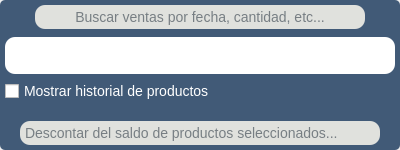
Before: the Qt Designer form ui/debts_balanceProductsList.ui in Bruno-Heit/programa-forrajeria, drawn with Qt 5.
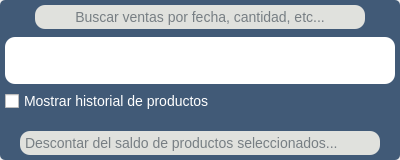
After: the same form once the commit is applied.

Commit message: ADDED button to delete registers in ProductsBalanceDialog

The edit to the form file:
```diff
--- a/ui/debts_balanceProductsList.ui
+++ b/ui/debts_balanceProductsList.ui
@@ -7,7 +7,7 @@
     <x>0</x>
     <y>0</y>
     <width>400</width>
-    <height>150</height>
+    <height>160</height>
    </rect>
   </property>
   <property name="sizePolicy">
@@ -19,7 +19,7 @@
   <property name="minimumSize">
    <size>
     <width>400</width>
-    <height>100</height>
+    <height>160</height>
    </size>
   </property>
   <property name="maximumSize">
@@ -65,6 +65,25 @@
 }
 
 
+/* pushbutton */
+QPushButton {
+	color: #fff;
+	background-color: #415a77;
+	border: None;
+	border-radius: 4px;
+}
+QPushButton:hover,
+QPushButton:pressed {
+	background-color: #faa;
+}
+QPushButton:pressed {
+	border: 1px inset #778da9;
+}
+QPushButton:disabled {
+	color: #999;
+}
+
+
 /* tableview y headers */
 QTableView {
 	color: #0d1b2a;
@@ -174,7 +193,7 @@
 	min-width: 15px;
 }</string>
   </property>
-  <layout class="QVBoxLayout" name="verticalLayout" stretch="0">
+  <layout class="QHBoxLayout" name="horizontalLayout_4" stretch="0">
    <property name="spacing">
     <number>0</number>
    </property>
@@ -192,6 +211,12 @@
    </property>
    <item>
     <widget class="QWidget" name="central_widget" native="true">
+     <property name="minimumSize">
+      <size>
+       <width>0</width>
+       <height>160</height>
+      </size>
+     </property>
      <layout class="QVBoxLayout" name="verticalLayout_2" stretch="0,0,0">
       <property name="spacing">
        <number>8</number>
@@ -268,6 +293,12 @@
       </item>
       <item>
        <widget class="QWidget" name="body" native="true">
+        <property name="minimumSize">
+         <size>
+          <width>0</width>
+          <height>86</height>
+         </size>
+        </property>
         <layout class="QVBoxLayout" name="verticalLayout_3">
          <property name="spacing">
           <number>5</number>
@@ -334,9 +365,9 @@
           </widget>
          </item>
          <item>
-          <widget class="QCheckBox" name="checkbox_show_all_products">
+          <widget class="QWidget" name="lower_body" native="true">
            <property name="sizePolicy">
-            <sizepolicy hsizetype="Minimum" vsizetype="Fixed">
+            <sizepolicy hsizetype="Preferred" vsizetype="Fixed">
              <horstretch>0</horstretch>
              <verstretch>0</verstretch>
             </sizepolicy>
@@ -353,18 +384,97 @@
              <height>24</height>
             </size>
            </property>
-           <property name="toolTip">
-            <string notr="true">&lt;html&gt;&lt;head/&gt;&lt;body&gt;&lt;p&gt;Muestra &lt;span style=&quot; font-weight:700;&quot;&gt;todos los productos&lt;/span&gt; que el cliente haya tenido en su cuenta corriente.&lt;/p&gt;&lt;p&gt;&lt;br/&gt;Ésto es útil para, por ejemplo, realizar correcciones sobre cambios hechos en detalles de algún producto que no se debieron haber realizado, como eliminar una deuda incorrecta o ingresar mal una fecha.&lt;/p&gt;&lt;/body&gt;&lt;/html&gt;</string>
-           </property>
-           <property name="text">
-            <string>Mostrar historial de productos</string>
-           </property>
-           <property name="iconSize">
-            <size>
-             <width>24</width>
-             <height>24</height>
-            </size>
-           </property>
+           <layout class="QHBoxLayout" name="horizontalLayout_3" stretch="0,0">
+            <property name="spacing">
+             <number>4</number>
+            </property>
+            <property name="leftMargin">
+             <number>0</number>
+            </property>
+            <property name="topMargin">
+             <number>0</number>
+            </property>
+            <property name="rightMargin">
+             <number>0</number>
+            </property>
+            <property name="bottomMargin">
+             <number>0</number>
+            </property>
+            <item>
+             <widget class="QCheckBox" name="checkbox_show_all_products">
+              <property name="sizePolicy">
+               <sizepolicy hsizetype="Minimum" vsizetype="Fixed">
+                <horstretch>0</horstretch>
+                <verstretch>0</verstretch>
+               </sizepolicy>
+              </property>
+              <property name="minimumSize">
+               <size>
+                <width>0</width>
+                <height>24</height>
+               </size>
+              </property>
+              <property name="maximumSize">
+               <size>
+                <width>16777215</width>
+                <height>24</height>
+               </size>
+              </property>
+              <property name="toolTip">
+               <string notr="true">&lt;html&gt;&lt;head/&gt;&lt;body&gt;&lt;p&gt;Muestra &lt;span style=&quot; font-weight:700;&quot;&gt;todos los productos&lt;/span&gt; que el cliente haya tenido en su cuenta corriente.&lt;/p&gt;&lt;p&gt;&lt;br/&gt;Ésto es útil para, por ejemplo, realizar correcciones sobre cambios hechos en detalles de algún producto que no se debieron haber realizado, como eliminar una deuda incorrecta o ingresar mal una fecha.&lt;/p&gt;&lt;/body&gt;&lt;/html&gt;</string>
+              </property>
+              <property name="text">
+               <string>Mostrar historial de productos</string>
+              </property>
+              <property name="iconSize">
+               <size>
+                <width>24</width>
+                <height>24</height>
+               </size>
+              </property>
+             </widget>
+            </item>
+            <item alignment="Qt::AlignmentFlag::AlignRight|Qt::AlignmentFlag::AlignVCenter">
+             <widget class="QPushButton" name="btn_delete_debt">
+              <property name="enabled">
+               <bool>false</bool>
+              </property>
+              <property name="sizePolicy">
+               <sizepolicy hsizetype="Fixed" vsizetype="Fixed">
+                <horstretch>0</horstretch>
+                <verstretch>0</verstretch>
+               </sizepolicy>
+              </property>
+              <property name="minimumSize">
+               <size>
+                <width>24</width>
+                <height>24</height>
+               </size>
+              </property>
+              <property name="maximumSize">
+               <size>
+                <width>24</width>
+                <height>24</height>
+               </size>
+              </property>
+              <property name="toolTip">
+               <string>&lt;html&gt;&lt;head/&gt;&lt;body&gt;&lt;p&gt;&lt;span style=&quot; font-size:11pt;&quot;&gt;Elimina la cantidad adeudada/a favor actualmente seleccionada en la tabla.&lt;/span&gt;&lt;/p&gt;&lt;p&gt;&lt;span style=&quot; font-size:11pt; font-weight:600; text-decoration: underline;&quot;&gt;IMPORTANTE&lt;/span&gt;&lt;span style=&quot; font-size:11pt; font-weight:600;&quot;&gt;: esta acción no se puede deshacer, se debe estar seguro de querer borrar un registro.&lt;/span&gt;&lt;/p&gt;&lt;/body&gt;&lt;/html&gt;</string>
+              </property>
+              <property name="text">
+               <string/>
+              </property>
+              <property name="iconSize">
+               <size>
+                <width>24</width>
+                <height>24</height>
+               </size>
+              </property>
+              <property name="flat">
+               <bool>false</bool>
+              </property>
+             </widget>
+            </item>
+           </layout>
           </widget>
          </item>
         </layout>
@@ -372,6 +482,24 @@
       </item>
       <item>
        <widget class="QWidget" name="footer" native="true">
+        <property name="sizePolicy">
+         <sizepolicy hsizetype="Preferred" vsizetype="Fixed">
+          <horstretch>0</horstretch>
+          <verstretch>0</verstretch>
+         </sizepolicy>
+        </property>
+        <property name="minimumSize">
+         <size>
+          <width>0</width>
+          <height>24</height>
+         </size>
+        </property>
+        <property name="maximumSize">
+         <size>
+          <width>16777215</width>
+          <height>24</height>
+         </size>
+        </property>
         <layout class="QHBoxLayout" name="horizontalLayout_2">
          <property name="spacing">
           <number>0</number>
```
Left out of the diff: 18 changed lines with no effect on the pictures. The commit also changes 4 other files.
